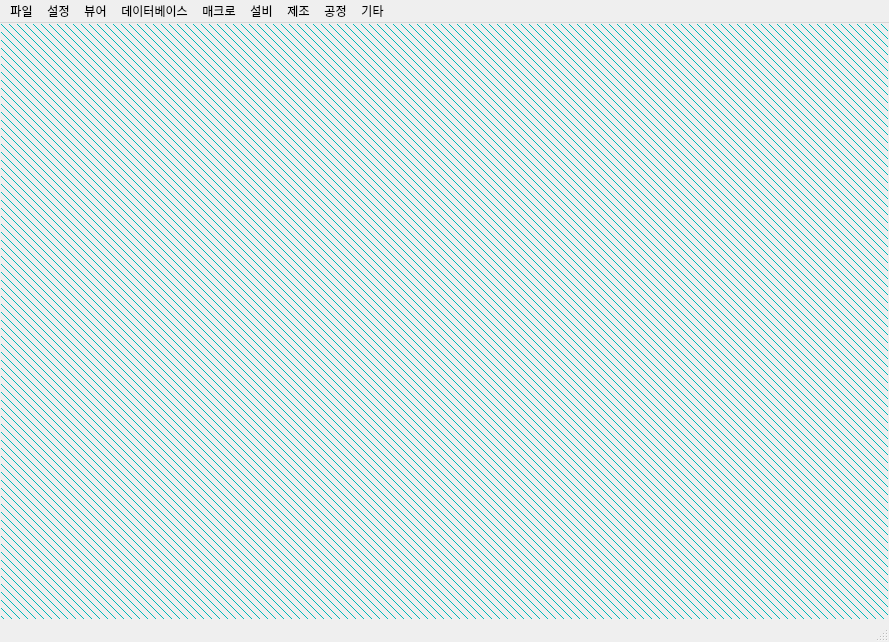
Qt form windows/main_window.ui (JoonKai/epi) before a commit.
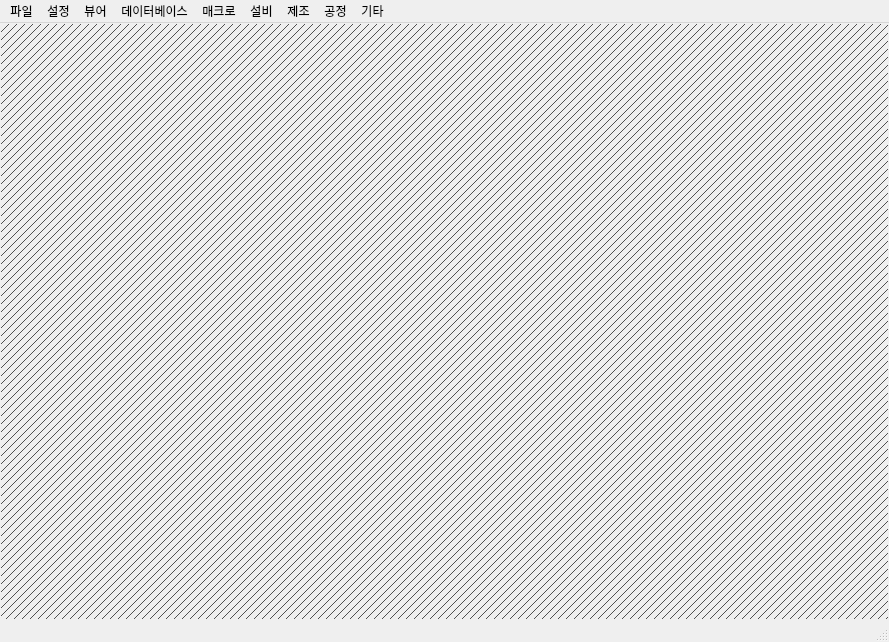
The same form after that commit.

```diff
--- a/windows/main_window.ui
+++ b/windows/main_window.ui
@@ -39,11 +39,11 @@
        </sizepolicy>
       </property>
       <property name="background">
-       <brush brushstyle="FDiagPattern">
+       <brush brushstyle="BDiagPattern">
         <color alpha="255">
-         <red>0</red>
-         <green>184</green>
-         <blue>184</blue>
+         <red>80</red>
+         <green>80</green>
+         <blue>80</blue>
         </color>
        </brush>
       </property>
```
Left out of the diff: 22 changed lines with no effect on the pictures.
